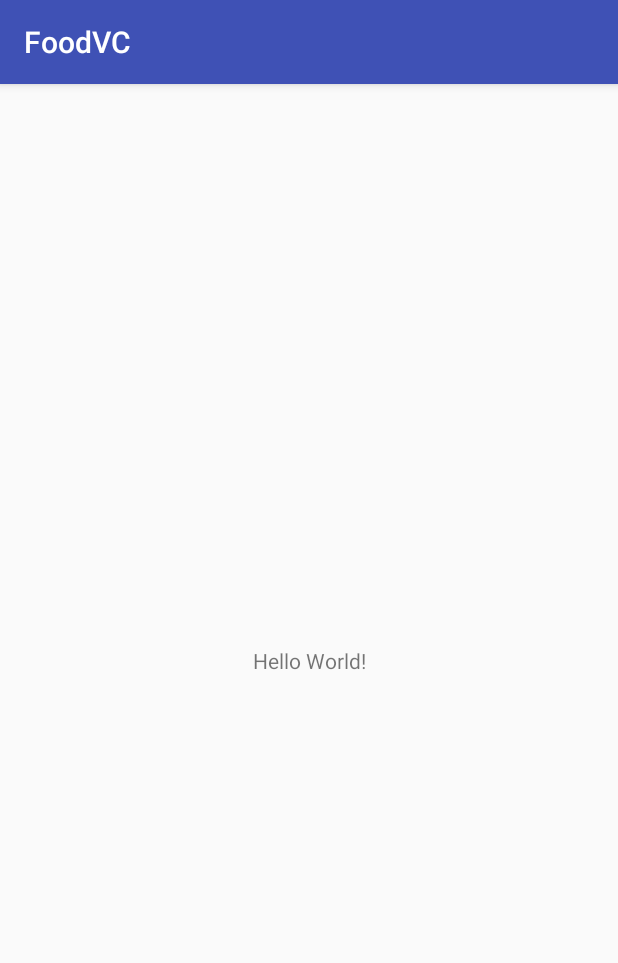
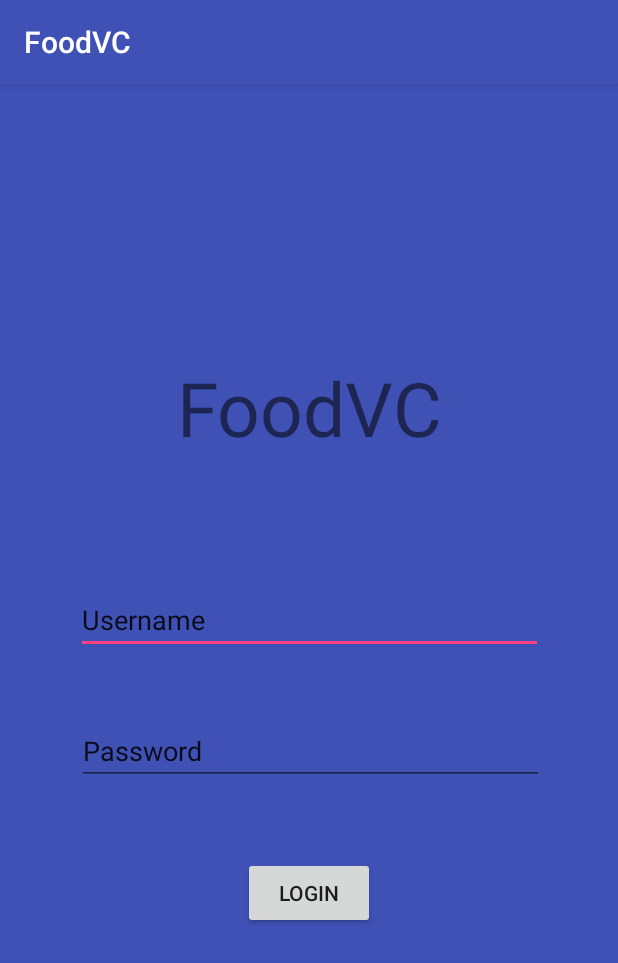
Before and after one commit to choy2007/FoodVC, an Android app: the screen it shows after launch (MainActivity), on a phone screen of 412 x 824 dp. Shown: the top 963 px of the screen. Run offline under Robolectric (Android 15) with nearby library versions, the phone set to English and light mode, and no system bars.

Commit message:
Added screens

```diff
--- a/app/src/main/res/layout/activity_main.xml
+++ b/app/src/main/res/layout/activity_main.xml
@@ -4,15 +4,69 @@
     xmlns:tools="http://schemas.android.com/tools"
     android:layout_width="match_parent"
     android:layout_height="match_parent"
+    android:background="@color/colorPrimary"
     tools:context=".MainActivity">
 
+    <EditText
+        android:id="@+id/username"
+        android:layout_width="311dp"
+        android:layout_height="39dp"
+        android:layout_marginBottom="8dp"
+        android:layout_marginEnd="8dp"
+        android:layout_marginStart="8dp"
+        android:layout_marginTop="8dp"
+        android:ems="10"
+        android:inputType="textPersonName"
+        android:text="Username"
+        app:layout_constraintBottom_toBottomOf="parent"
+        app:layout_constraintEnd_toEndOf="parent"
+        app:layout_constraintStart_toStartOf="parent"
+        app:layout_constraintTop_toBottomOf="@+id/textView"
+        app:layout_constraintVertical_bias="0.18" />
+
     <TextView
+        android:id="@+id/textView"
         android:layout_width="wrap_content"
         android:layout_height="wrap_content"
-        android:text="Hello World!"
+        android:text="FoodVC"
+        android:textSize="50dp"
         app:layout_constraintBottom_toBottomOf="parent"
         app:layout_constraintLeft_toLeftOf="parent"
         app:layout_constraintRight_toRightOf="parent"
-        app:layout_constraintTop_toTopOf="parent" />
+        app:layout_constraintTop_toTopOf="parent"
+        app:layout_constraintVertical_bias="0.26" />
+
+    <EditText
+        android:id="@+id/password"
+        android:layout_width="311dp"
+        android:layout_height="39dp"
+        android:layout_marginBottom="8dp"
+        android:layout_marginEnd="8dp"
+        android:layout_marginStart="8dp"
+        android:layout_marginTop="8dp"
+        android:ems="10"
+        android:inputType="textPersonName"
+        android:text="Password"
+        app:layout_constraintBottom_toBottomOf="parent"
+        app:layout_constraintEnd_toEndOf="parent"
+        app:layout_constraintHorizontal_bias="0.508"
+        app:layout_constraintStart_toStartOf="parent"
+        app:layout_constraintTop_toBottomOf="@+id/username"
+        app:layout_constraintVertical_bias="0.120000005" />
+
+    <Button
+        android:id="@+id/btnLogin"
+        android:layout_width="wrap_content"
+        android:layout_height="wrap_content"
+        android:layout_marginBottom="8dp"
+        android:layout_marginEnd="8dp"
+        android:layout_marginStart="8dp"
+        android:layout_marginTop="8dp"
+        android:text="Login"
+        app:layout_constraintBottom_toBottomOf="parent"
+        app:layout_constraintEnd_toEndOf="parent"
+        app:layout_constraintStart_toStartOf="parent"
+        app:layout_constraintTop_toBottomOf="@+id/password"
+        app:layout_constraintVertical_bias="0.17000002" />
 
 </android.support.constraint.ConstraintLayout>
```
